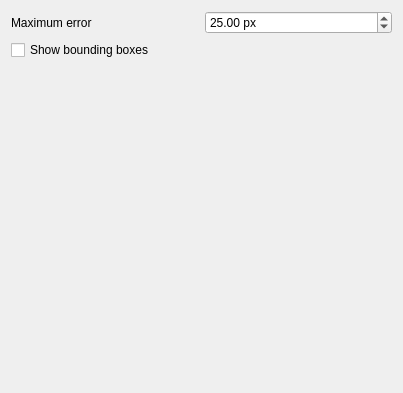
The window that src/ui/3d/qgstiledscenelayer3dpropertieswidget.ui (qgis/QGIS) describes before a commit, drawn with Qt 5.
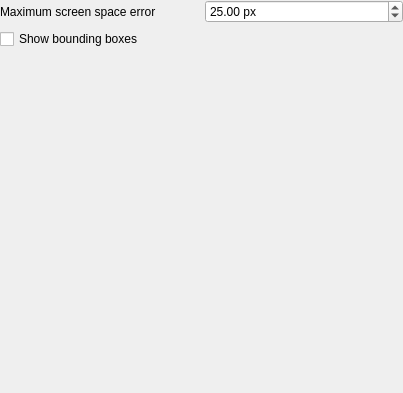
The same window after the commit. Custom widgets are drawn as their Qt base class.

Commit message: Minor tweaks to tiled scene 3d renderer widget

What changed in the file:
```diff
--- a/src/ui/3d/qgstiledscenelayer3dpropertieswidget.ui
+++ b/src/ui/3d/qgstiledscenelayer3dpropertieswidget.ui
@@ -11,6 +11,18 @@
    </rect>
   </property>
   <layout class="QGridLayout" name="gridLayout">
+   <property name="leftMargin">
+    <number>0</number>
+   </property>
+   <property name="topMargin">
+    <number>0</number>
+   </property>
+   <property name="rightMargin">
+    <number>0</number>
+   </property>
+   <property name="bottomMargin">
+    <number>0</number>
+   </property>
    <item row="0" column="1">
     <widget class="QgsDoubleSpinBox" name="mMaxErrorSpinBox">
      <property name="suffix">
@@ -30,7 +42,7 @@
    <item row="0" column="0">
     <widget class="QLabel" name="lblMaxError">
      <property name="text">
-      <string>Maximum error</string>
+      <string>Maximum screen space error</string>
      </property>
     </widget>
    </item>
```
The commit also changes 1 other file.
